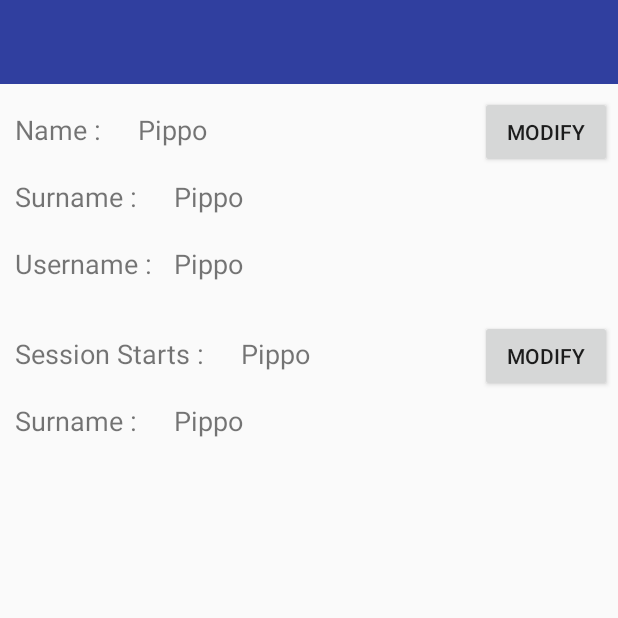
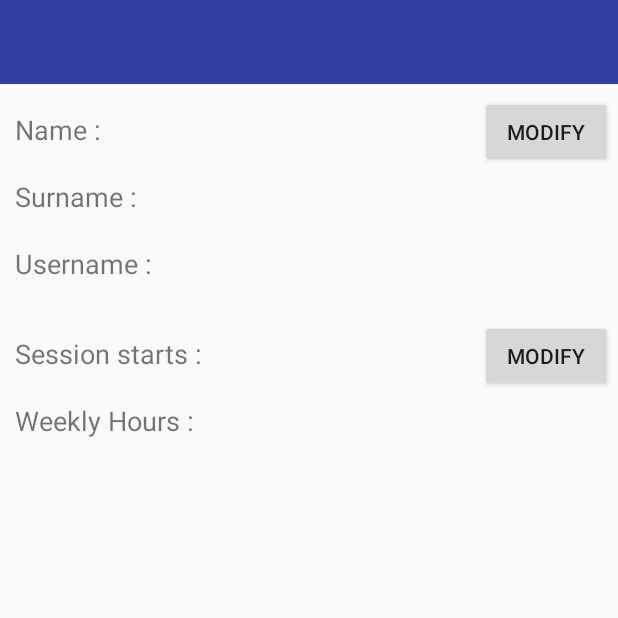
Before and after one commit to MaizeDaniele/ClimbTheMountain, an Android app: the RegisterSessionSummary screen opened directly, with no data from a screen before it, on a phone screen of 412 x 824 dp, the top half of it. Run offline under Robolectric (Android 15) with nearby library versions, the phone set to English and light mode, and no system bars.

Commit message:
Added id for all View Items Added string resource Some improvements

```diff
--- a/app/src/main/res/layout/register_session_summary_05.xml
+++ b/app/src/main/res/layout/register_session_summary_05.xml
@@ -1,7 +1,6 @@
 <?xml version="1.0" encoding="utf-8"?>
 
 <ScrollView xmlns:android="http://schemas.android.com/apk/res/android"
-    xmlns:tools="http://schemas.android.com/tools"
     android:layout_width="match_parent"
     android:layout_height="match_parent">
 
@@ -11,143 +10,136 @@
         android:layout_height="wrap_content">
 
         <android.support.v7.widget.Toolbar
+            android:id="@+id/tbSessionSum_Toolbar"
             android:layout_width="match_parent"
             android:layout_height="wrap_content"
-            android:id="@+id/toolBar"
             android:background="@color/colorPrimaryDark"
             android:paddingBottom="20dp" />
 
 
         <TextView
+            android:id="@+id/tvSessionSum_name"
             android:layout_width="wrap_content"
             android:layout_height="wrap_content"
+            android:layout_below="@+id/tbSessionSum_Toolbar"
+            android:layout_marginTop="8dp"
             android:padding="10dp"
-            android:layout_marginTop="8dp"
-            android:id="@+id/tvName"
-            android:layout_below="@+id/toolBar"
-            android:text="Name : "
-            android:textSize="18dp" />
+            android:text="@string/name_display"
+            android:textSize="18sp" />
 
         <TextView
+            android:id="@+id/tvSessionSum_nameShow"
             android:layout_width="wrap_content"
             android:layout_height="wrap_content"
-            android:padding="10dp"
-            android:id="@+id/tvNameShow"
-            android:layout_toRightOf="@+id/tvName"
+            android:layout_below="@+id/tbSessionSum_Toolbar"
             android:layout_marginTop="8dp"
-            android:layout_below="@+id/toolBar"
-            android:text="Pippo"
-            android:textSize="18dp" />
+            android:layout_toEndOf="@+id/tvSessionSum_name"
+            android:padding="10dp" />
 
         <Button
+            android:id="@+id/btSessionSum_editUser"
             android:layout_width="wrap_content"
             android:layout_height="wrap_content"
+            android:layout_alignParentEnd="true"
+            android:layout_below="@+id/tbSessionSum_Toolbar"
+            android:layout_marginEnd="4dp"
             android:layout_marginTop="8dp"
-            android:layout_marginRight="4dp"
             android:padding="10dp"
-            android:text="Modify"
-            android:textAlignment="gravity"
-            android:layout_alignParentRight="true"
-            android:layout_below="@+id/toolBar" />
+            android:text="@string/button_mod"
+            android:textAlignment="gravity" />
 
 
         <TextView
+            android:id="@+id/tvSessionSum_surname"
             android:layout_width="wrap_content"
             android:layout_height="wrap_content"
+            android:layout_below="@+id/tvSessionSum_name"
+
             android:padding="10dp"
-
-            android:id="@+id/tvSurname"
-            android:layout_below="@+id/tvName"
-            android:text="Surname : "
-            android:textSize="18dp" />
+            android:text="@string/surname_display"
+            android:textSize="18sp" />
 
         <TextView
+            android:id="@+id/tvSessionSum_surnameShow"
             android:layout_width="wrap_content"
             android:layout_height="wrap_content"
-            android:padding="10dp"
-            android:layout_toRightOf="@+id/tvSurname"
-
-            android:layout_below="@+id/tvName"
-            android:text="Pippo"
-            android:textSize="18dp" />
+            android:layout_below="@+id/tvSessionSum_name"
+            android:layout_toEndOf="@+id/tvSessionSum_surname"
+            android:padding="10dp" />
 
         <TextView
+            android:id="@+id/tvSessionSum_username"
             android:layout_width="wrap_content"
             android:layout_height="wrap_content"
+            android:layout_below="@+id/tvSessionSum_surname"
             android:padding="10dp"
-
-            android:id="@+id/tvUsername"
-            android:layout_below="@+id/tvSurname"
-            android:text="Username : "
-            android:textSize="18dp" />
+            android:text="@string/username_display"
+            android:textSize="18sp" />
 
         <TextView
+            android:id="@+id/tvSessionSum_usernameShow"
             android:layout_width="wrap_content"
             android:layout_height="wrap_content"
-            android:padding="10dp"
-            android:layout_toRightOf="@+id/tvSurname"
-
-            android:layout_below="@+id/tvSurname"
-            android:text="Pippo"
-            android:textSize="18dp" />
+            android:layout_below="@+id/tvSessionSum_surname"
+            android:layout_toEndOf="@+id/tvSessionSum_surname"
+            android:padding="10dp" />
 
 
         <TextView
+            android:id="@+id/tvSessionSum_sessionShow"
             android:layout_width="wrap_content"
             android:layout_height="wrap_content"
+            android:layout_below="@+id/tvSessionSum_username"
+            android:layout_marginTop="15dp"
             android:padding="10dp"
-            android:layout_marginTop="15dp"
-            android:id="@+id/tvSession"
-            android:layout_below="@+id/tvUsername"
-            android:text="Session Starts : "
-            android:textSize="18dp" />
+            android:text="@string/session_display"
+            android:textSize="18sp" />
 
         <TextView
+            android:id="@+id/tvSessionSum_Start"
             android:layout_width="wrap_content"
             android:layout_height="wrap_content"
-            android:padding="10dp"
-            android:layout_toRightOf="@+id/tvSession"
+            android:layout_below="@+id/tvSessionSum_username"
             android:layout_marginTop="15dp"
-            android:layout_below="@+id/tvUsername"
-            android:text="Pippo"
-            android:textSize="18dp" />
+            android:layout_toEndOf="@+id/tvSessionSum_sessionShow"
+            android:padding="10dp" />
 
         <Button
+            android:id="@+id/btSessionSum_editSession"
             android:layout_width="wrap_content"
             android:layout_height="wrap_content"
+            android:layout_alignParentEnd="true"
+            android:layout_below="@+id/tvSessionSum_username"
+            android:layout_marginEnd="4dp"
             android:layout_marginTop="15dp"
-            android:layout_marginRight="4dp"
             android:padding="10dp"
-            android:text="Modify"
-            android:textAlignment="gravity"
-            android:layout_alignParentRight="true"
-            android:layout_below="@+id/tvUsername" />
+            android:text="@string/button_mod"
+            android:textAlignment="gravity" />
 
 
         <TextView
+            android:id="@+id/tvSessionSum_hours"
             android:layout_width="wrap_content"
             android:layout_height="wrap_content"
+            android:layout_below="@+id/tvSessionSum_sessionShow"
             android:padding="10dp"
-
-            android:id="@+id/tvHours"
-            android:layout_below="@+id/tvSession"
-            android:text="Surname : "
-            android:textSize="18dp" />
+            android:text="@string/hours_display"
+            android:textSize="18sp" />
 
         <TextView
+            android:id="@+id/tvSessionSum_hoursShow"
             android:layout_width="wrap_content"
             android:layout_height="wrap_content"
-            android:padding="10dp"
-            android:layout_toRightOf="@+id/tvHours"
-
-            android:layout_below="@+id/tvSession"
-            android:text="Pippo"
-            android:textSize="18dp" />
+            android:layout_below="@+id/tvSessionSum_sessionShow"
+            android:layout_toEndOf="@+id/tvSessionSum_hours"
+            android:padding="10dp" />
 
         <ListView
+            android:id="@+id/lvSessionSum_List"
             android:layout_width="match_parent"
-            android:layout_height="wrap_content">
-
+            android:layout_height="wrap_content"
+            android:layout_below="@+id/tvSessionSum_hours"
+            android:layout_marginTop="20dp">
 
         </ListView>
 
--- a/app/src/main/res/values/strings.xml
+++ b/app/src/main/res/values/strings.xml
@@ -1,3 +1,25 @@
 <resources>
     <string name="app_name">ClimbTheMountain</string>
+    <string name="username">Username</string>
+    <string name="password_low">password</string>
+    <string name="log_button">LOGIN</string>
+    <string name="new_user">New User</string>
+    <string name="name">Name</string>
+    <string name="surname">Surname</string>
+    <string name="password_Up">Password</string>
+    <string name="repeat_pass">Repeat Password</string>
+    <string name="session_start">Session Start</string>
+    <string name="week_hours">Weekly Studies' Hours</string>
+    <string name="exams">Exams</string>
+    <string name="exams_name">Exam's Name</string>
+    <string name="cfu">CFU</string>
+    <string name="exam_dead">Exam's Deadline</string>
+    <string name="exam_color">Exam Associate Color</string>
+    <string name="name_display"> Name :</string>
+    <string name="surname_display">Surname :</string>
+    <string name="username_display">Username :</string>
+    <string name="session_display">Session starts : </string>
+    <string name="hours_display">Weekly Hours :</string>
+    <string name="button_mod">Modify</string>
+
 </resources>
```
Also changed, not shown: app/src/main/AndroidManifest.xml (+8 -1 lines), app/src/main/res/layout/login_and_register_01.xml (+26 -17 lines), app/src/main/res/layout/register_account_02.xml (+23 -14 lines), app/src/main/res/layout/register_session_03.xml (+20 -18 lines), app/src/main/res/layout/register_session_exam_04.xml (+18 -15 lines).
